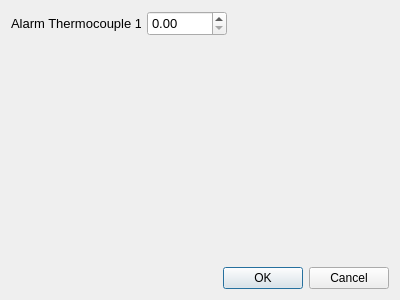
First picture: the form in src/ECM_gui/misc_dialogs/dialog_settings_editor.ui, repository dmherrington/ECM-Control-System, before the edit.
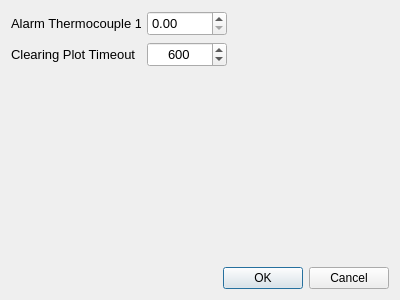
Second picture: the form after the edit.

```diff
--- a/src/ECM_gui/misc_dialogs/dialog_settings_editor.ui
+++ b/src/ECM_gui/misc_dialogs/dialog_settings_editor.ui
@@ -84,6 +84,84 @@
     </layout>
    </item>
    <item row="1" column="0">
+    <layout class="QHBoxLayout" name="horizontalLayout_3">
+     <item>
+      <layout class="QHBoxLayout" name="horizontalLayout_4">
+       <item>
+        <widget class="QLabel" name="label_2">
+         <property name="minimumSize">
+          <size>
+           <width>130</width>
+           <height>25</height>
+          </size>
+         </property>
+         <property name="maximumSize">
+          <size>
+           <width>130</width>
+           <height>25</height>
+          </size>
+         </property>
+         <property name="font">
+          <font>
+           <pointsize>10</pointsize>
+          </font>
+         </property>
+         <property name="text">
+          <string>Clearing Plot Timeout</string>
+         </property>
+        </widget>
+       </item>
+       <item>
+        <widget class="QDoubleSpinBox" name="doubleSpinBox_PlotClearingTimeout">
+         <property name="minimumSize">
+          <size>
+           <width>80</width>
+           <height>25</height>
+          </size>
+         </property>
+         <property name="maximumSize">
+          <size>
+           <width>80</width>
+           <height>25</height>
+          </size>
+         </property>
+         <property name="font">
+          <font>
+           <pointsize>10</pointsize>
+          </font>
+         </property>
+         <property name="alignment">
+          <set>Qt::AlignCenter</set>
+         </property>
+         <property name="decimals">
+          <number>0</number>
+         </property>
+         <property name="maximum">
+          <double>3600.000000000000000</double>
+         </property>
+         <property name="value">
+          <double>600.000000000000000</double>
+         </property>
+        </widget>
+       </item>
+      </layout>
+     </item>
+     <item>
+      <spacer name="horizontalSpacer_2">
+       <property name="orientation">
+        <enum>Qt::Horizontal</enum>
+       </property>
+       <property name="sizeHint" stdset="0">
+        <size>
+         <width>40</width>
+         <height>20</height>
+        </size>
+       </property>
+      </spacer>
+     </item>
+    </layout>
+   </item>
+   <item row="2" column="0">
     <spacer name="verticalSpacer">
      <property name="orientation">
       <enum>Qt::Vertical</enum>
@@ -96,7 +174,7 @@
      </property>
     </spacer>
    </item>
-   <item row="2" column="0">
+   <item row="3" column="0">
     <widget class="QDialogButtonBox" name="buttonBox">
      <property name="orientation">
       <enum>Qt::Horizontal</enum>
```
